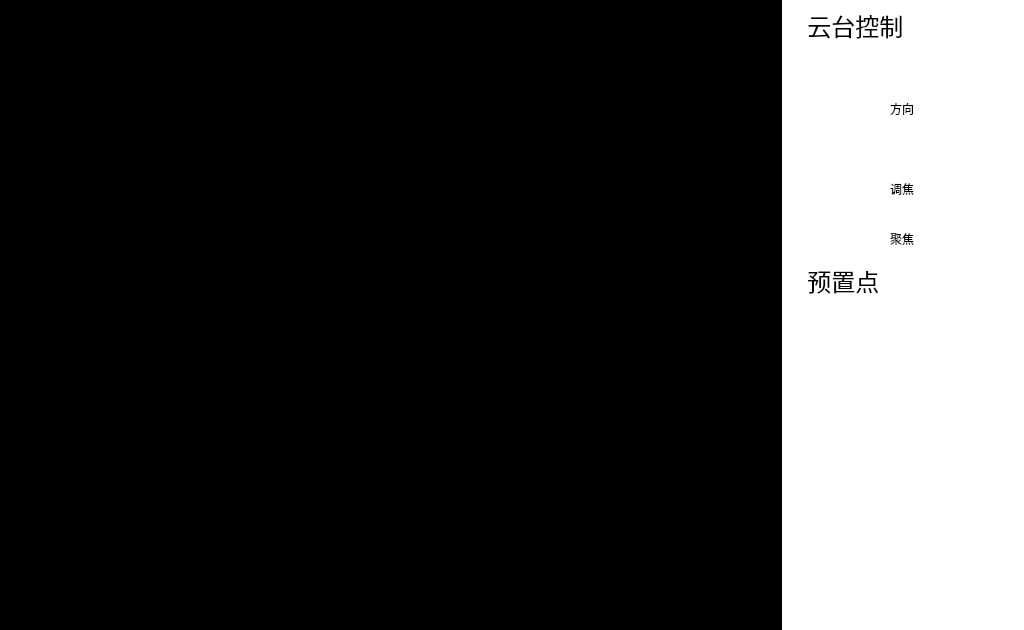
The window that pvmsmonitorwidget.ui (1157889734/x86MyAppliction) describes before a commit, drawn with Qt 5.
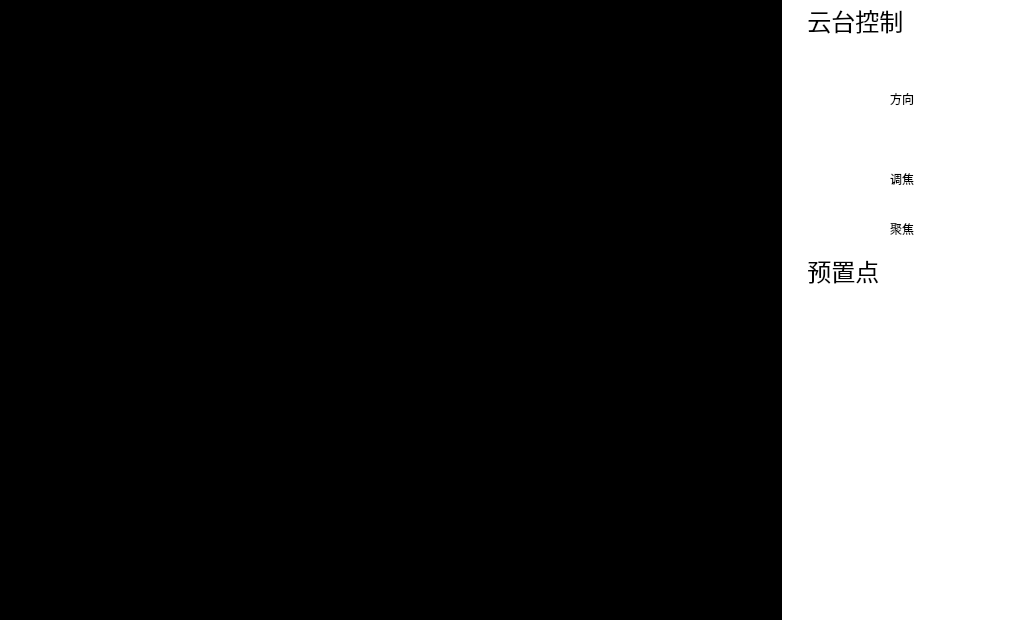
The same window after the commit. Icons and pictures are not drawn.

Diff of the .ui file:
```diff
--- a/pvmsmonitorwidget.ui
+++ b/pvmsmonitorwidget.ui
@@ -7,7 +7,7 @@
     <x>0</x>
     <y>0</y>
     <width>1024</width>
-    <height>630</height>
+    <height>620</height>
    </rect>
   </property>
   <property name="windowTitle">
@@ -17,7 +17,7 @@
    <property name="geometry">
     <rect>
      <x>970</x>
-     <y>370</y>
+     <y>360</y>
      <width>53</width>
      <height>32</height>
     </rect>
@@ -49,7 +49,7 @@
    <property name="geometry">
     <rect>
      <x>808</x>
-     <y>170</y>
+     <y>160</y>
      <width>71</width>
      <height>32</height>
     </rect>
@@ -77,7 +77,7 @@
    <property name="geometry">
     <rect>
      <x>930</x>
-     <y>220</y>
+     <y>210</y>
      <width>71</width>
      <height>32</height>
     </rect>
@@ -105,7 +105,7 @@
    <property name="geometry">
     <rect>
      <x>915</x>
-     <y>510</y>
+     <y>500</y>
      <width>30</width>
      <height>31</height>
     </rect>
@@ -136,7 +136,7 @@
    <property name="geometry">
     <rect>
      <x>890</x>
-     <y>180</y>
+     <y>170</y>
      <width>31</width>
      <height>17</height>
     </rect>
@@ -153,7 +153,7 @@
    <property name="geometry">
     <rect>
      <x>785</x>
-     <y>470</y>
+     <y>460</y>
      <width>112</width>
      <height>32</height>
     </rect>
@@ -186,7 +186,7 @@
    <property name="geometry">
     <rect>
      <x>890</x>
-     <y>100</y>
+     <y>90</y>
      <width>31</width>
      <height>17</height>
     </rect>
@@ -203,7 +203,7 @@
    <property name="geometry">
     <rect>
      <x>808</x>
-     <y>220</y>
+     <y>210</y>
      <width>71</width>
      <height>32</height>
     </rect>
@@ -231,7 +231,7 @@
    <property name="geometry">
     <rect>
      <x>910</x>
-     <y>310</y>
+     <y>300</y>
      <width>53</width>
      <height>32</height>
     </rect>
@@ -263,7 +263,7 @@
    <property name="geometry">
     <rect>
      <x>860</x>
-     <y>510</y>
+     <y>500</y>
      <width>30</width>
      <height>31</height>
     </rect>
@@ -291,7 +291,7 @@
    <property name="geometry">
     <rect>
      <x>930</x>
-     <y>170</y>
+     <y>160</y>
      <width>71</width>
      <height>32</height>
     </rect>
@@ -320,7 +320,7 @@
    <property name="geometry">
     <rect>
      <x>850</x>
-     <y>310</y>
+     <y>300</y>
      <width>53</width>
      <height>32</height>
     </rect>
@@ -354,7 +354,7 @@
    <property name="geometry">
     <rect>
      <x>950</x>
-     <y>90</y>
+     <y>80</y>
      <width>71</width>
      <height>32</height>
     </rect>
@@ -383,7 +383,7 @@
    <property name="geometry">
     <rect>
      <x>890</x>
-     <y>230</y>
+     <y>220</y>
      <width>31</width>
      <height>17</height>
     </rect>
@@ -400,7 +400,7 @@
    <property name="geometry">
     <rect>
      <x>790</x>
-     <y>90</y>
+     <y>80</y>
      <width>71</width>
      <height>32</height>
     </rect>
@@ -429,7 +429,7 @@
    <property name="geometry">
     <rect>
      <x>785</x>
-     <y>430</y>
+     <y>420</y>
      <width>112</width>
      <height>32</height>
     </rect>
@@ -463,7 +463,7 @@
    <property name="geometry">
     <rect>
      <x>910</x>
-     <y>370</y>
+     <y>360</y>
      <width>53</width>
      <height>32</height>
     </rect>
@@ -495,7 +495,7 @@
    <property name="geometry">
     <rect>
      <x>850</x>
-     <y>130</y>
+     <y>120</y>
      <width>112</width>
      <height>32</height>
     </rect>
@@ -524,7 +524,7 @@
    <property name="geometry">
     <rect>
      <x>830</x>
-     <y>550</y>
+     <y>540</y>
      <width>166</width>
      <height>32</height>
     </rect>
@@ -552,7 +552,7 @@
    <property name="geometry">
     <rect>
      <x>810</x>
-     <y>590</y>
+     <y>580</y>
      <width>82</width>
      <height>36</height>
     </rect>
@@ -582,7 +582,7 @@
    <property name="geometry">
     <rect>
      <x>910</x>
-     <y>470</y>
+     <y>460</y>
      <width>112</width>
      <height>32</height>
     </rect>
@@ -614,7 +614,7 @@
    <property name="geometry">
     <rect>
      <x>970</x>
-     <y>310</y>
+     <y>300</y>
      <width>53</width>
      <height>32</height>
     </rect>
@@ -646,7 +646,7 @@
    <property name="geometry">
     <rect>
      <x>970</x>
-     <y>510</y>
+     <y>500</y>
      <width>30</width>
      <height>31</height>
     </rect>
@@ -674,7 +674,7 @@
    <property name="geometry">
     <rect>
      <x>850</x>
-     <y>50</y>
+     <y>40</y>
      <width>112</width>
      <height>32</height>
     </rect>
@@ -709,7 +709,7 @@
    <property name="geometry">
     <rect>
      <x>800</x>
-     <y>510</y>
+     <y>500</y>
      <width>30</width>
      <height>31</height>
     </rect>
@@ -739,7 +739,7 @@
      <x>794</x>
      <y>0</y>
      <width>231</width>
-     <height>51</height>
+     <height>40</height>
     </rect>
    </property>
    <property name="font">
@@ -770,7 +770,7 @@
    <property name="geometry">
     <rect>
      <x>850</x>
-     <y>370</y>
+     <y>360</y>
      <width>53</width>
      <height>32</height>
     </rect>
@@ -802,7 +802,7 @@
    <property name="geometry">
     <rect>
      <x>790</x>
-     <y>310</y>
+     <y>300</y>
      <width>53</width>
      <height>32</height>
     </rect>
@@ -841,7 +841,7 @@
    <property name="geometry">
     <rect>
      <x>790</x>
-     <y>370</y>
+     <y>360</y>
      <width>53</width>
      <height>32</height>
     </rect>
@@ -873,7 +873,7 @@
    <property name="geometry">
     <rect>
      <x>910</x>
-     <y>430</y>
+     <y>420</y>
      <width>112</width>
      <height>32</height>
     </rect>
@@ -902,7 +902,7 @@
      <x>794</x>
      <y>250</y>
      <width>231</width>
-     <height>61</height>
+     <height>40</height>
     </rect>
    </property>
    <property name="font">
@@ -933,7 +933,7 @@
    <property name="geometry">
     <rect>
      <x>930</x>
-     <y>590</y>
+     <y>580</y>
      <width>82</width>
      <height>36</height>
     </rect>
@@ -965,7 +965,7 @@
      <x>0</x>
      <y>0</y>
      <width>1024</width>
-     <height>630</height>
+     <height>620</height>
     </rect>
    </property>
    <property name="toolTipDuration">
@@ -984,7 +984,7 @@
      <x>0</x>
      <y>0</y>
      <width>782</width>
-     <height>630</height>
+     <height>620</height>
     </rect>
    </property>
    <property name="styleSheet">
```
Left out of the diff: 2 changed lines with no effect on the pictures.
